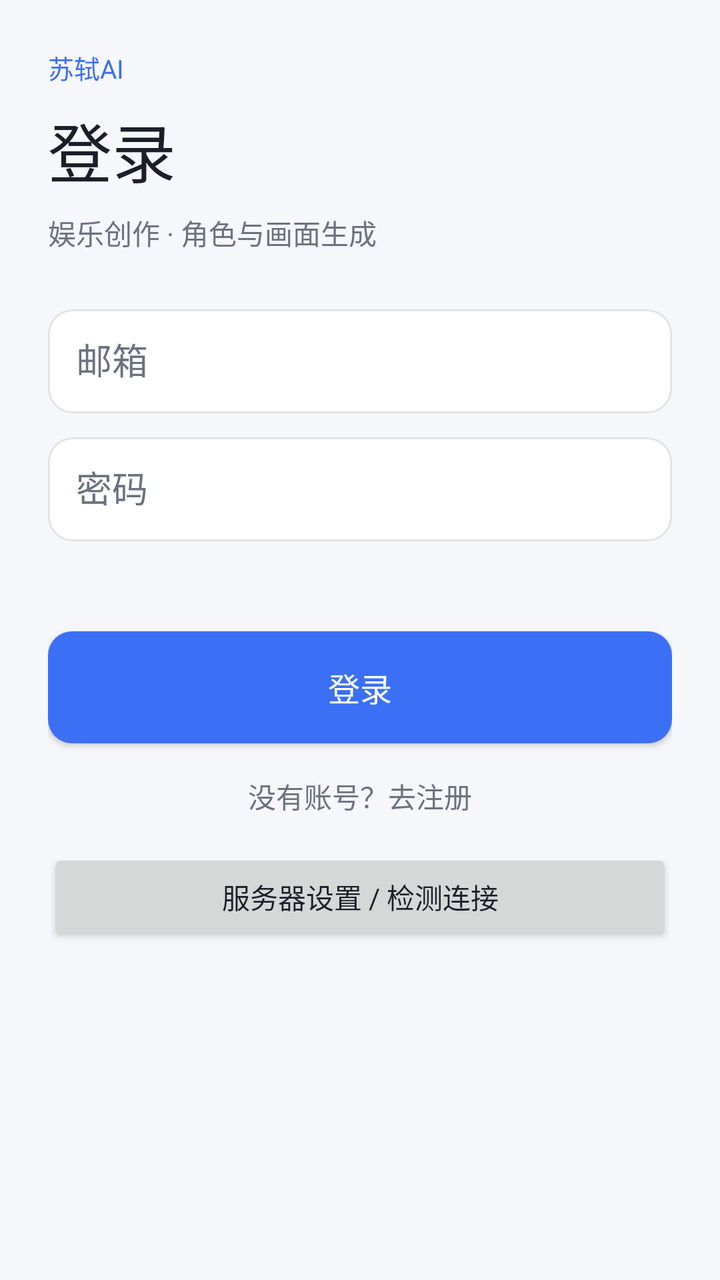
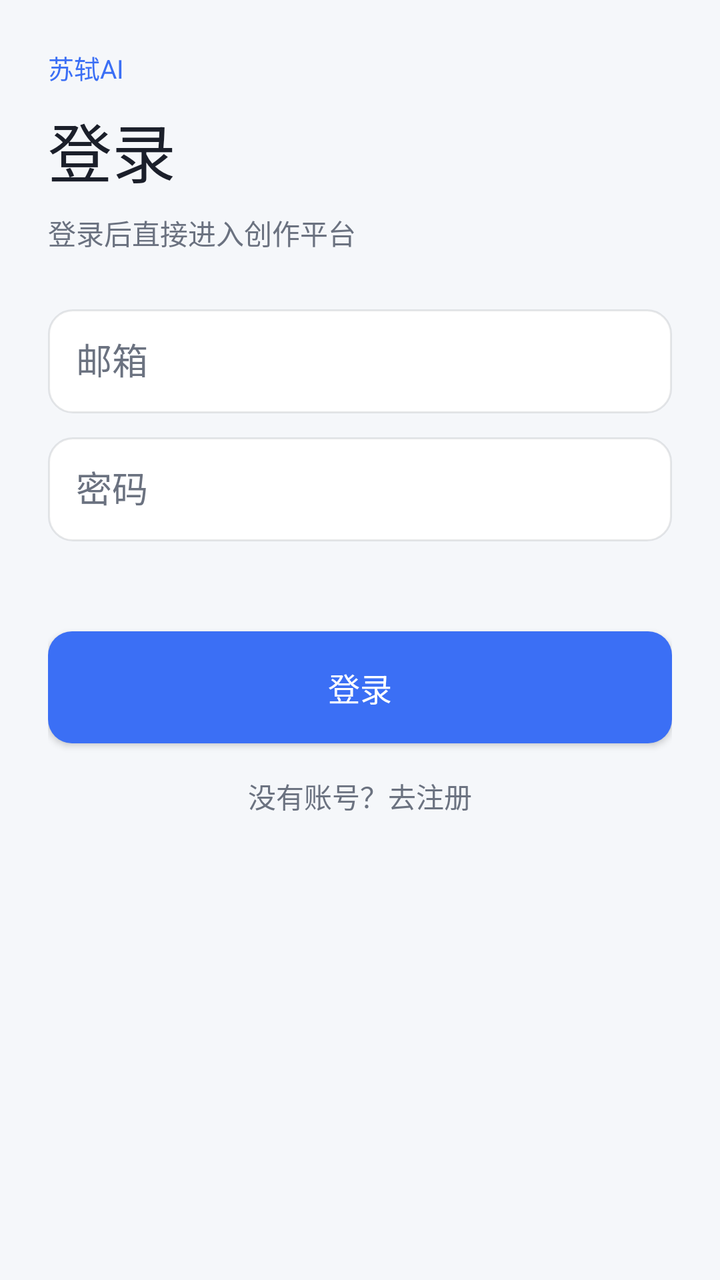

Screens rendered from an Android XML layout before and after an edit, with the pre-edit source and the edit as a unified diff.
<!-- AndroidManifest.xml: application theme Theme.SushiClub -->
<!-- res/layout/activity_login.xml -->
<?xml version="1.0" encoding="utf-8"?>
<androidx.core.widget.NestedScrollView xmlns:android="http://schemas.android.com/apk/res/android"
    android:id="@+id/scroll"
    android:layout_width="match_parent"
    android:layout_height="match_parent"
    android:background="@color/bg"
    android:clipToPadding="false"
    android:fillViewport="true"
    android:fitsSystemWindows="true"
    android:isScrollContainer="true">
    <LinearLayout
        android:layout_width="match_parent"
        android:layout_height="wrap_content"
        android:orientation="vertical"
        android:padding="24dp"
        android:paddingTop="56dp"
        android:paddingBottom="80dp">
        <TextView android:layout_width="wrap_content" android:layout_height="wrap_content" android:text="苏轼AI" android:textColor="@color/accent" android:textSize="13sp" />
        <TextView android:id="@+id/title" android:layout_width="wrap_content" android:layout_height="wrap_content" android:text="@string/login" android:textColor="@color/text" android:textSize="32sp" android:layout_marginTop="8dp" />
        <TextView android:layout_width="match_parent" android:layout_height="wrap_content" android:text="@string/tagline" android:textColor="@color/muted" android:layout_marginTop="8dp" android:layout_marginBottom="28dp" />
        <EditText android:id="@+id/email" android:layout_width="match_parent" android:layout_height="52dp" android:hint="@string/email" android:inputType="textEmailAddress" android:background="@drawable/bg_input" android:padding="14dp" android:textColor="@color/text" android:textColorHint="@color/muted" android:imeOptions="actionNext" android:nextFocusForward="@id/password" />
        <EditText android:id="@+id/password" android:layout_width="match_parent" android:layout_height="52dp" android:hint="@string/password" android:inputType="textPassword" android:background="@drawable/bg_input" android:padding="14dp" android:layout_marginTop="12dp" android:textColor="@color/text" android:textColorHint="@color/muted" android:imeOptions="actionDone" android:imeActionLabel="@string/login" />
        <TextView android:id="@+id/error" android:layout_width="match_parent" android:layout_height="wrap_content" android:textColor="@color/danger" android:layout_marginTop="10dp" />
        <android.widget.Button
            android:id="@+id/submit"
            android:layout_width="match_parent"
            android:layout_height="56dp"
            android:layout_marginTop="16dp"
            android:background="@drawable/bg_btn"
            android:clickable="true"
            android:enabled="true"
            android:focusable="true"
            android:gravity="center"
            android:minHeight="56dp"
            android:text="@string/login"
            android:textAllCaps="false"
            android:textColor="@color/on_accent"
            android:textSize="16sp" />
        <TextView android:id="@+id/goRegister" android:layout_width="match_parent" android:layout_height="wrap_content" android:clickable="true" android:focusable="true" android:gravity="center" android:padding="16dp" android:text="没有账号？去注册" android:textColor="@color/muted" />
        <Button android:id="@+id/serverSettings" android:layout_width="match_parent" android:layout_height="48dp" android:text="服务器设置 / 检测连接" android:textAllCaps="false" android:textColor="@color/text" />
    </LinearLayout>
</androidx.core.widget.NestedScrollView>
<!-- resources referenced by this layout -->
<resources>
  <color name="accent">#3B6FF5</color>
  <color name="bg">#F5F7FA</color>
  <color name="danger">#E11D48</color>
  <color name="muted">#6B7280</color>
  <color name="on_accent">#FFFFFF</color>
  <color name="text">#1B1F2A</color>
  <!-- drawable bg_btn (drawable) -->
  <?xml version="1.0" encoding="utf-8"?>
  <shape xmlns:android="http://schemas.android.com/apk/res/android" android:shape="rectangle">
      <solid android:color="@color/accent" />
      <corners android:radius="12dp" />
  </shape>
  <!-- drawable bg_input (drawable) -->
  <?xml version="1.0" encoding="utf-8"?>
  <shape xmlns:android="http://schemas.android.com/apk/res/android" android:shape="rectangle">
      <solid android:color="#FFFFFF" />
      <corners android:radius="12dp" />
      <stroke android:width="1dp" android:color="#1A1B1F2A" />
  </shape>
  <string name="email">邮箱</string>
  <string name="login">登录</string>
  <string name="password">密码</string>
  <string name="tagline">娱乐创作 · 角色与画面生成</string>
  <style name="Theme.SushiClub" parent="Theme.MaterialComponents.Light.NoActionBar">
          <item name="android:statusBarColor">@color/bg</item>
          <item name="android:navigationBarColor">@color/bg</item>
          <item name="android:windowBackground">@color/bg</item>
          <item name="android:windowLightStatusBar">true</item>
          <item name="colorPrimary">@color/accent</item>
          <item name="colorOnPrimary">@color/on_accent</item>
          <item name="colorSurface">@color/card</item>
          <item name="android:textColor">@color/text</item>
          <item name="android:fontFamily">sans-serif</item>
          <item name="materialButtonStyle">@style/Widget.AppCompat.Button</item>
          <item name="buttonStyle">@style/Widget.AppCompat.Button</item>
      </style>
  <color name="card">#FFFFFF</color>
</resources>

<!-- the commit's change to res/layout/activity_login.xml (unified diff, before → after) -->
@@ -17,7 +17,7 @@
         android:paddingBottom="80dp">
         <TextView android:layout_width="wrap_content" android:layout_height="wrap_content" android:text="苏轼AI" android:textColor="@color/accent" android:textSize="13sp" />
         <TextView android:id="@+id/title" android:layout_width="wrap_content" android:layout_height="wrap_content" android:text="@string/login" android:textColor="@color/text" android:textSize="32sp" android:layout_marginTop="8dp" />
-        <TextView android:layout_width="match_parent" android:layout_height="wrap_content" android:text="@string/tagline" android:textColor="@color/muted" android:layout_marginTop="8dp" android:layout_marginBottom="28dp" />
+        <TextView android:layout_width="match_parent" android:layout_height="wrap_content" android:text="登录后直接进入创作平台" android:textColor="@color/muted" android:layout_marginTop="8dp" android:layout_marginBottom="28dp" />
         <EditText android:id="@+id/email" android:layout_width="match_parent" android:layout_height="52dp" android:hint="@string/email" android:inputType="textEmailAddress" android:background="@drawable/bg_input" android:padding="14dp" android:textColor="@color/text" android:textColorHint="@color/muted" android:imeOptions="actionNext" android:nextFocusForward="@id/password" />
         <EditText android:id="@+id/password" android:layout_width="match_parent" android:layout_height="52dp" android:hint="@string/password" android:inputType="textPassword" android:background="@drawable/bg_input" android:padding="14dp" android:layout_marginTop="12dp" android:textColor="@color/text" android:textColorHint="@color/muted" android:imeOptions="actionDone" android:imeActionLabel="@string/login" />
         <TextView android:id="@+id/error" android:layout_width="match_parent" android:layout_height="wrap_content" android:textColor="@color/danger" android:layout_marginTop="10dp" />
@@ -37,6 +37,5 @@
             android:textColor="@color/on_accent"
             android:textSize="16sp" />
         <TextView android:id="@+id/goRegister" android:layout_width="match_parent" android:layout_height="wrap_content" android:clickable="true" android:focusable="true" android:gravity="center" android:padding="16dp" android:text="没有账号？去注册" android:textColor="@color/muted" />
-        <Button android:id="@+id/serverSettings" android:layout_width="match_parent" android:layout_height="48dp" android:text="服务器设置 / 检测连接" android:textAllCaps="false" android:textColor="@color/text" />
     </LinearLayout>
 </androidx.core.widget.NestedScrollView>
<!-- resource entries referenced after the edit -->
@@ -22,7 +22,6 @@
   <string name="email">邮箱</string>
   <string name="login">登录</string>
   <string name="password">密码</string>
-  <string name="tagline">娱乐创作 · 角色与画面生成</string>
   <style name="Theme.SushiClub" parent="Theme.MaterialComponents.Light.NoActionBar">
           <item name="android:statusBarColor">@color/bg</item>
           <item name="android:navigationBarColor">@color/bg</item>
